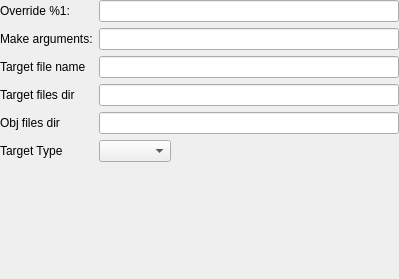
The window that dprojectmanager/dmakestep.ui (GoldMax/QtCreatorD) describes before a commit, drawn with Qt 5.
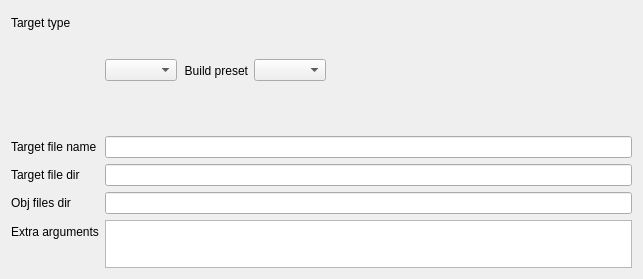
The same window after the commit.

Diff of the .ui file:
```diff
--- a/dprojectmanager/dmakestep.ui
+++ b/dprojectmanager/dmakestep.ui
@@ -6,51 +6,88 @@
    <rect>
     <x>0</x>
     <y>0</y>
-    <width>399</width>
+    <width>548</width>
     <height>279</height>
    </rect>
   </property>
   <layout class="QFormLayout" name="formLayout">
    <property name="fieldGrowthPolicy">
-    <enum>QFormLayout::ExpandingFieldsGrow</enum>
-   </property>
-   <property name="leftMargin">
-    <number>0</number>
-   </property>
-   <property name="topMargin">
-    <number>0</number>
-   </property>
-   <property name="rightMargin">
-    <number>0</number>
-   </property>
-   <property name="bottomMargin">
-    <number>0</number>
+    <enum>QFormLayout::AllNonFixedFieldsGrow</enum>
    </property>
    <item row="0" column="0">
     <widget class="QLabel" name="makeLabel">
      <property name="text">
-      <string>Override %1:</string>
-     </property>
-     <property name="buddy">
-      <cstring>makeLineEdit</cstring>
+      <string>Target type</string>
      </property>
     </widget>
    </item>
    <item row="0" column="1">
-    <widget class="QLineEdit" name="makeLineEdit"/>
-   </item>
-   <item row="1" column="0">
-    <widget class="QLabel" name="makeArgumentsLabel">
-     <property name="text">
-      <string>Make arguments:</string>
+    <layout class="QHBoxLayout" name="horizontalLayout">
+     <property name="sizeConstraint">
+      <enum>QLayout::SetMinimumSize</enum>
      </property>
-     <property name="buddy">
-      <cstring>makeArgumentsLineEdit</cstring>
-     </property>
-    </widget>
-   </item>
-   <item row="1" column="1">
-    <widget class="QLineEdit" name="makeArgumentsLineEdit"/>
+     <item>
+      <widget class="QComboBox" name="targetTypeComboBox">
+       <property name="sizePolicy">
+        <sizepolicy hsizetype="Minimum" vsizetype="Fixed">
+         <horstretch>0</horstretch>
+         <verstretch>0</verstretch>
+        </sizepolicy>
+       </property>
+       <property name="maxVisibleItems">
+        <number>12</number>
+       </property>
+      </widget>
+     </item>
+     <item>
+      <widget class="QLabel" name="buildPresetLabel">
+       <property name="maximumSize">
+        <size>
+         <width>90</width>
+         <height>16777215</height>
+        </size>
+       </property>
+       <property name="text">
+        <string>Build preset</string>
+       </property>
+       <property name="alignment">
+        <set>Qt::AlignRight|Qt::AlignTrailing|Qt::AlignVCenter</set>
+       </property>
+      </widget>
+     </item>
+     <item>
+      <widget class="QComboBox" name="buildPresetComboBox">
+       <property name="sizePolicy">
+        <sizepolicy hsizetype="Minimum" vsizetype="Fixed">
+         <horstretch>0</horstretch>
+         <verstretch>0</verstretch>
+        </sizepolicy>
+       </property>
+      </widget>
+     </item>
+     <item>
+      <widget class="QLabel" name="label">
+       <property name="enabled">
+        <bool>false</bool>
+       </property>
+       <property name="sizePolicy">
+        <sizepolicy hsizetype="Maximum" vsizetype="Preferred">
+         <horstretch>0</horstretch>
+         <verstretch>0</verstretch>
+        </sizepolicy>
+       </property>
+       <property name="minimumSize">
+        <size>
+         <width>300</width>
+         <height>0</height>
+        </size>
+       </property>
+       <property name="text">
+        <string/>
+       </property>
+      </widget>
+     </item>
+    </layout>
    </item>
    <item row="2" column="0">
     <widget class="QLabel" name="targetNameLabel">
@@ -65,7 +102,7 @@
    <item row="3" column="0">
     <widget class="QLabel" name="targetDirLabel">
      <property name="text">
-      <string>Target files dir</string>
+      <string>Target file dir</string>
      </property>
     </widget>
    </item>
@@ -82,17 +119,23 @@
    <item row="4" column="1">
     <widget class="QLineEdit" name="objDirLineEdit"/>
    </item>
-   <item row="6" column="0">
-    <widget class="QLabel" name="label">
+   <item row="5" column="0">
+    <widget class="QLabel" name="makeArgumentsLabel">
      <property name="text">
-      <string>Target Type</string>
+      <string>Extra arguments</string>
      </property>
     </widget>
    </item>
-   <item row="6" column="1">
-    <widget class="QComboBox" name="targetTypeComboBox">
-     <property name="maxVisibleItems">
-      <number>12</number>
+   <item row="5" column="1">
+    <widget class="QPlainTextEdit" name="makeArgumentsLineEdit">
+     <property name="maximumSize">
+      <size>
+       <width>16777215</width>
+       <height>48</height>
+      </size>
+     </property>
+     <property name="horizontalScrollBarPolicy">
+      <enum>Qt::ScrollBarAlwaysOff</enum>
      </property>
     </widget>
    </item>
```
Left out of the diff: 2 changed lines with no effect on the pictures.
